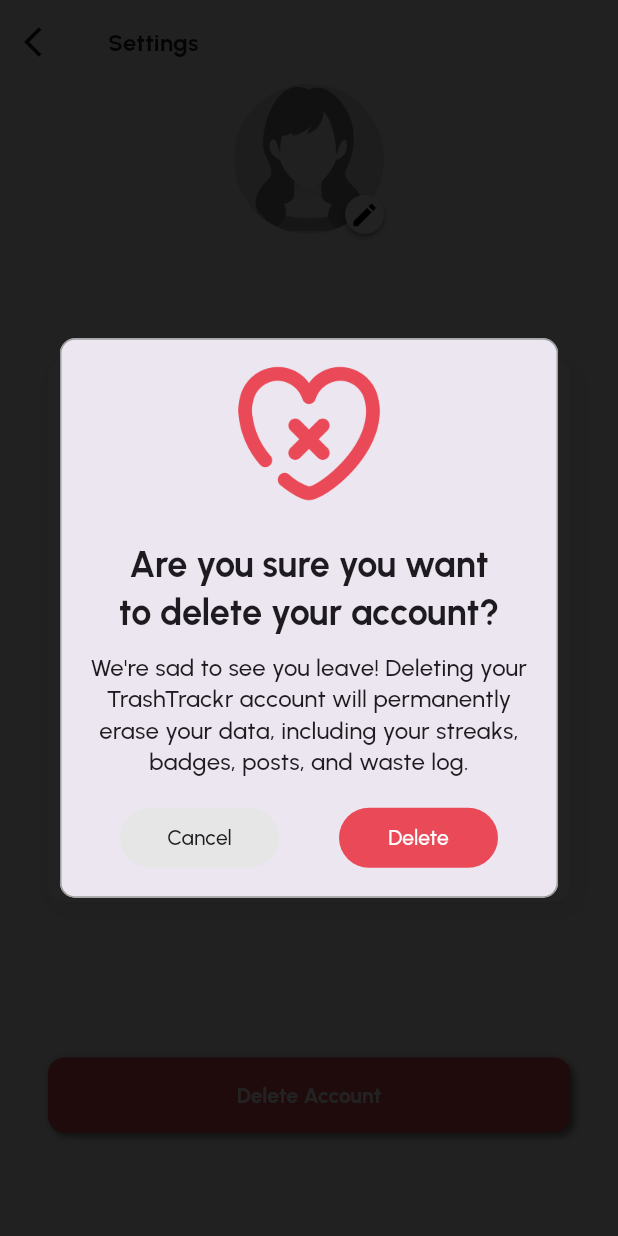
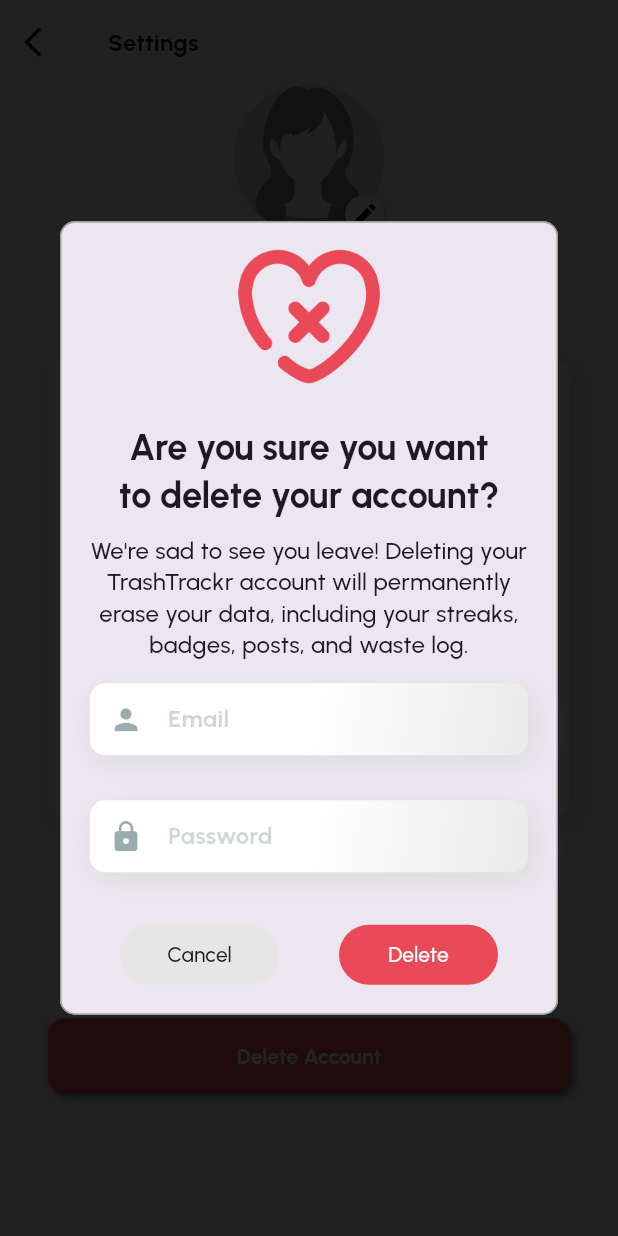
Before and after one commit to Itsmeejoshiee/TrashTrackr, a Flutter app: the SettingsScreen screen opened directly, after a tap on "Delete Account", on a phone screen of 412 x 824 dp. Run offline on Flutter 3.47's test engine with Material 3 defaults, Android fonts, the phone set to English and light mode, and no system bars; drawn by our look-alikes of rflutter_alert; our stand-ins replace camera, card_swiper, cloud_firestore, firebase_auth, firebase_core, firebase_storage and 15 more; accounts and stored records are empty.

Commit message:
Add: delete account logic

```diff
--- a/lib/features/settings/frontend/settings_screen.dart
+++ b/lib/features/settings/frontend/settings_screen.dart
@@ -4,6 +4,7 @@ import 'package:trashtrackr/core/services/auth_service.dart';
 import 'package:trashtrackr/core/services/user_service.dart';
 import 'package:trashtrackr/core/utils/constants.dart';
 import 'package:trashtrackr/core/widgets/buttons/rounded_rectangle_button.dart';
+import 'package:trashtrackr/core/widgets/text_fields/profile_text_field.dart';
 import 'package:trashtrackr/features/about/frontend/about_screen.dart';
 import 'package:trashtrackr/features/auth/backend/auth_manager.dart';
 import 'package:trashtrackr/features/faqs/frontend/faq_screen.dart';
@@ -40,11 +41,10 @@ class _SettingsScreenState extends State<SettingsScreen> {
     );
   }
 
-  Future<void> _deleteAccount() async {
+  Future<void> _deleteAccount(String email, String password) async {
     // TODO: Delete account(please use the deleteAccount method in AuthBloc)
-
+    await _userService.deleteUser(email, password);
     // Navigate back to AuthManager and clear navigation stack
-
     Navigator.pushAndRemoveUntil(
       context,
       MaterialPageRoute(builder: (context) => AuthManager()),
@@ -93,6 +93,8 @@ class _SettingsScreenState extends State<SettingsScreen> {
   }
 
   void _deleteAccountAlert() {
+    TextEditingController emailController = TextEditingController();
+    TextEditingController passwordController = TextEditingController();
     Alert(
       context: context,
       style: AlertStyle(
@@ -105,6 +107,21 @@ class _SettingsScreenState extends State<SettingsScreen> {
       desc:
           "We're sad to see you leave! Deleting your TrashTrackr account will permanently erase your data, including your streaks, badges, posts, and waste log.",
       image: Image.asset("assets/images/icons/red_delete_icon.png", width: 110),
+      content: Column(
+        children: [
+          ProfileTextField(
+            controller: emailController,
+            hintText: 'Email',
+            iconData: Icons.person,
+          ),
+          ProfileTextField(
+            controller: passwordController,
+            hintText: 'Password',
+            iconData: Icons.lock,
+            obscureText: true,
+          ),
+        ],
+      ),
       buttons: [
         DialogButton(
           margin: EdgeInsets.symmetric(horizontal: 20),
@@ -117,7 +134,12 @@ class _SettingsScreenState extends State<SettingsScreen> {
           margin: EdgeInsets.symmetric(horizontal: 20),
           color: kRed,
           radius: BorderRadius.circular(30),
-          onPressed: () {},
+          onPressed: () {
+            _deleteAccount(
+              emailController.text.trim(),
+              passwordController.text.trim(),
+            );
+          },
           child: Text(
             'Delete',
             style: kTitleSmall.copyWith(color: Colors.white),
@@ -160,6 +182,7 @@ class _SettingsScreenState extends State<SettingsScreen> {
           body: SafeArea(
             child: Padding(
               padding: const EdgeInsets.symmetric(horizontal: 32),
+              child: SingleChildScrollView(
                 child: Column(
                   children: [
                     // Edit Profile Picture
@@ -178,12 +201,14 @@ class _SettingsScreenState extends State<SettingsScreen> {
 
                     Text(
                       '${user.firstName} ${user.lastName}',
-                    style: kHeadlineSmall.copyWith(fontWeight: FontWeight.bold),
+                      style: kHeadlineSmall.copyWith(
+                        fontWeight: FontWeight.bold,
+                      ),
                       textAlign: TextAlign.center,
                     ),
 
                     // Offset
-                  Flexible(child: SizedBox(height: 35)),
+                    SizedBox(height: 35),
 
                     SettingTileGroup(
                       children: [
@@ -210,18 +235,7 @@ class _SettingsScreenState extends State<SettingsScreen> {
                           },
                         ),
 
-                      SettingTile(
-                        title: 'Privacy Options',
-                        iconData: Icons.shield,
-                        onTap:
-                            () => Navigator.push(
-                              context,
-                              MaterialPageRoute(
-                                builder: (context) => PrivacyScreen(),
-                              ),
-                            ),
-                      ),
-
+                        // Deleted Privacy Policy: PrivacyScreen()
                         SettingTile(
                           title: 'Help & FAQs',
                           iconData: Icons.help,
@@ -255,8 +269,7 @@ class _SettingsScreenState extends State<SettingsScreen> {
                       ],
                     ),
 
-                  // Flexible Offset
-                  Flexible(child: SizedBox(height: 120)),
+                    SizedBox(height: 120),
 
                     // Delete Account Butotn
                     RoundedRectangleButton(
@@ -264,10 +277,10 @@ class _SettingsScreenState extends State<SettingsScreen> {
                       title: 'Delete Account',
                       onPressed: _deleteAccountAlert,
                     ),
-
                     // Offset
                     SizedBox(height: 15),
                   ],
+                ),
               ),
             ),
           ),
```
Also changed, not shown: lib/core/services/auth_service.dart (+8 -1 lines). Lines whose indentation alone changed are shown as unchanged.
